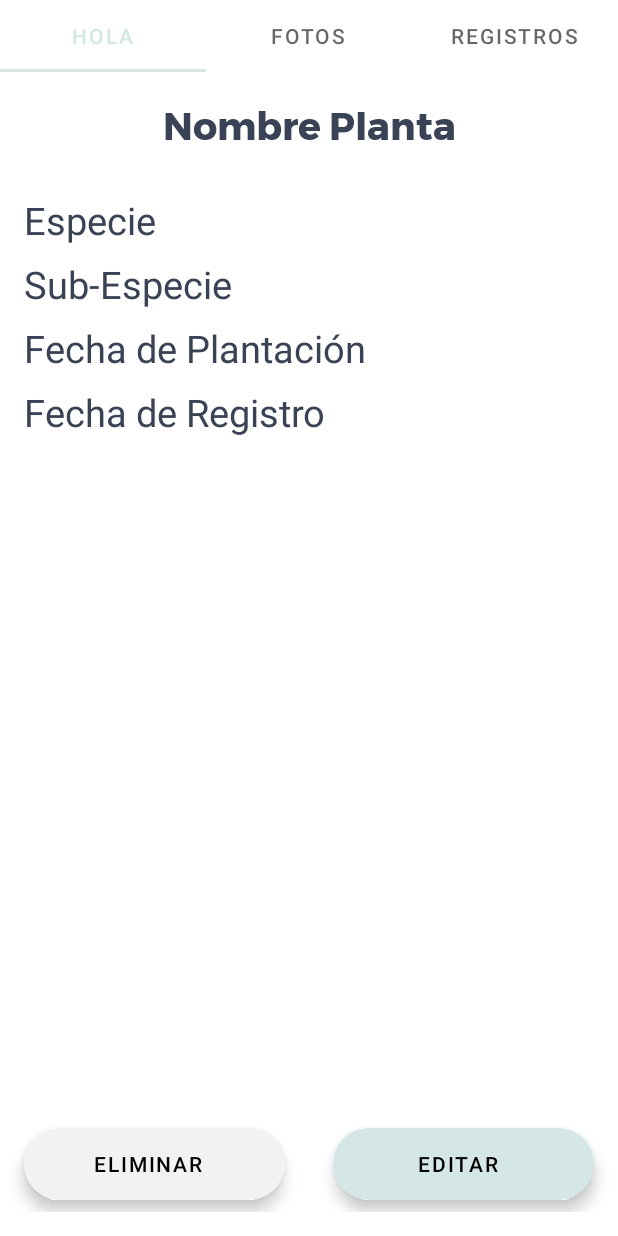
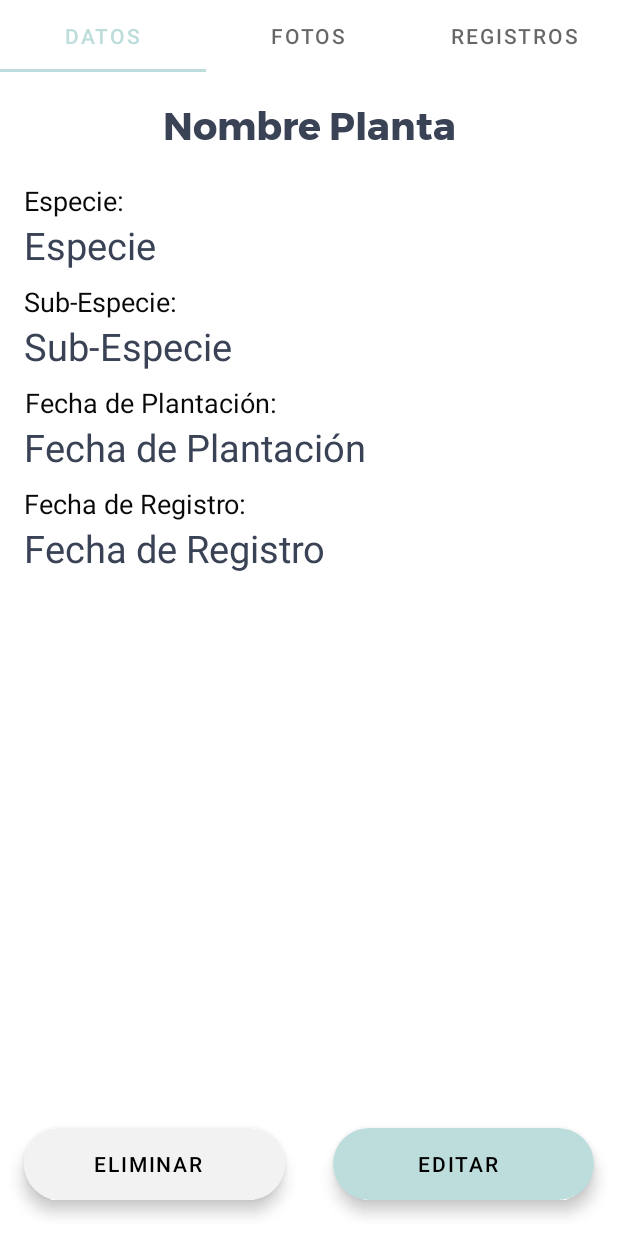
Before and after one commit to SaidAZG/ProyectoAndroid1, an Android app: the layout plant_details.xml on its own in the app's theme, with its tools: preview values and no code run, on a phone screen of 412 x 824 dp. Run offline under Robolectric (Android 15) with nearby library versions, the phone set to English and light mode, and no system bars; Roboto replaces fonts that are not available here.

Commit message:
Corrección 8 Colores
Ajustes a los temas de colores de la aplicación y card view.

```diff
--- a/app/src/main/res/layout/cardview_plants.xml
+++ b/app/src/main/res/layout/cardview_plants.xml
@@ -9,10 +9,12 @@
         android:id="@+id/cardView"
         android:layout_width="match_parent"
         android:layout_height="wrap_content"
+        android:layout_marginBottom="16dp"
         android:clickable="true"
-        android:elevation="3dp"
+        android:elevation="20dp"
         android:focusable="true"
-        app:cardCornerRadius="20dp"
+        app:cardCornerRadius="30dp"
+        app:layout_constraintBottom_toBottomOf="parent"
         app:layout_constraintEnd_toEndOf="parent"
         app:layout_constraintStart_toStartOf="parent"
         app:layout_constraintTop_toTopOf="parent"
--- a/app/src/main/res/layout/consult_plants.xml
+++ b/app/src/main/res/layout/consult_plants.xml
@@ -64,7 +64,7 @@ Data Binding, ambos xmlns se adjuntan debajo de la etiqueta layout-->
             android:id="@+id/floatingActionButton"
             android:layout_width="wrap_content"
             android:layout_height="wrap_content"
-            android:layout_marginBottom="16dp"
+            android:layout_marginBottom="24dp"
             android:clickable="true"
             android:onClick="goToRegisterPlants"
             android:text="Agregar Planta"
--- a/app/src/main/res/layout/plant_details.xml
+++ b/app/src/main/res/layout/plant_details.xml
@@ -18,7 +18,7 @@
             <com.google.android.material.tabs.TabItem
                 android:layout_width="wrap_content"
                 android:layout_height="wrap_content"
-                android:text="Hola" />
+                android:text="Datos" />
 
             <com.google.android.material.tabs.TabItem
                 android:layout_width="wrap_content"
@@ -56,37 +56,66 @@
             app:layout_constraintTop_toBottomOf="@+id/plantName">
 
             <TextView
+                android:layout_width="wrap_content"
+                android:layout_height="wrap_content"
+                android:gravity="center"
+                android:text="Especie:"
+                style="@style/headerSubtitle"
+                app:layout_constraintStart_toStartOf="parent" />
+
+            <TextView
                 android:id="@+id/especie"
                 android:layout_width="match_parent"
                 android:layout_height="wrap_content"
-                android:layout_marginTop="8dp"
                 android:text="Especie"
                 android:textColor="@color/plantName"
                 android:textSize="25dp" />
 
             <TextView
+                style="@style/headerSubtitle"
+                android:layout_width="wrap_content"
+                android:layout_height="wrap_content"
+                android:layout_marginTop="8dp"
+                android:gravity="center"
+                android:text="Sub-Especie:"
+                app:layout_constraintStart_toStartOf="parent" />
+
+            <TextView
                 android:id="@+id/subespecie"
                 android:layout_width="match_parent"
                 android:layout_height="wrap_content"
-                android:layout_marginTop="8dp"
                 android:text="Sub-Especie"
                 android:textColor="@color/plantName"
                 android:textSize="25dp" />
 
             <TextView
+                style="@style/headerSubtitle"
+                android:layout_width="wrap_content"
+                android:layout_height="wrap_content"
+                android:layout_marginTop="8dp"
+                android:gravity="center"
+                android:text="Fecha de Plantación:"
+                app:layout_constraintStart_toStartOf="parent" />
+            <TextView
                 android:id="@+id/fecha"
                 android:layout_width="match_parent"
                 android:layout_height="wrap_content"
-                android:layout_marginTop="8dp"
                 android:text="Fecha de Plantación"
                 android:textColor="@color/plantName"
                 android:textSize="25dp" />
 
             <TextView
+                style="@style/headerSubtitle"
+                android:layout_width="wrap_content"
+                android:layout_height="wrap_content"
+                android:layout_marginTop="8dp"
+                android:gravity="center"
+                android:text="Fecha de Registro:"
+                app:layout_constraintStart_toStartOf="parent" />
+            <TextView
                 android:id="@+id/fechaRegistro"
                 android:layout_width="match_parent"
                 android:layout_height="wrap_content"
-                android:layout_marginTop="8dp"
                 android:text="Fecha de Registro"
                 android:textColor="@color/plantName"
                 android:textSize="25dp" />
@@ -96,7 +125,7 @@
         <LinearLayout
             android:layout_width="match_parent"
             android:layout_height="wrap_content"
-            android:layout_marginBottom="16dp"
+            android:layout_marginBottom="8dp"
             android:orientation="horizontal"
             app:layout_constraintBottom_toBottomOf="parent"
             app:layout_constraintEnd_toEndOf="parent"
@@ -109,7 +138,7 @@
                 android:layout_marginStart="16dp"
                 android:layout_marginTop="8dp"
                 android:layout_marginEnd="16dp"
-                android:layout_marginBottom="8dp"
+                android:layout_marginBottom="16dp"
                 android:layout_weight="1"
                 android:onClick="deletePlant"
                 android:text="Eliminar"
@@ -123,7 +152,7 @@
                 android:layout_marginStart="16dp"
                 android:layout_marginTop="8dp"
                 android:layout_marginEnd="16dp"
-                android:layout_marginBottom="8dp"
+                android:layout_marginBottom="16dp"
                 android:layout_weight="1"
                 android:onClick="editPlant"
                 android:text="Editar"
--- a/app/src/main/res/values/colors.xml
+++ b/app/src/main/res/values/colors.xml
@@ -1,10 +1,13 @@
 <?xml version="1.0" encoding="utf-8"?>
 <resources>
+    <!--Color para botones de accion secundaria-->
     <color name="colorPrimaryBorder">#F2F2F2</color>
-    <color name="colorPrimaryButton">#D4E7E6</color>
+    <!--Color para los botones de accionamiento-->
+    <color name="colorPrimaryButton">#BCDDDB</color>
 
     <color name="purple_200">#D4E7E6</color>
-    <color name="purple_500">#D4E7E6</color>
+    <!--Color principal del tema de aplicacion-->
+    <color name="purple_500">#B0DAD8</color>
     <color name="purple_700">#D4E7E6</color>
     <color name="teal_200">#FF03DAC5</color>
     <color name="teal_700">#FF018786</color>
--- a/app/src/main/res/values/themes.xml
+++ b/app/src/main/res/values/themes.xml
@@ -2,38 +2,43 @@
 
     <style name="Theme.App_Plantas_ISWM" parent="Theme.MaterialComponents.DayNight.DarkActionBar">
         <!-- Primary brand color. -->
-        <item name="colorPrimary">@color/purple_500</item>
+        <item name="colorPrimary">@color/colorPrimaryButton</item>
         <item name="colorPrimaryVariant">@color/purple_700</item>
         <item name="colorOnPrimary">@color/white</item>
-
         <item name="android:statusBarColor" tools:targetApi="l">?attr/colorPrimaryVariant</item>
     </style>
+
     <style name="TextInputs">
         <item name="android:paddingLeft">16dp</item>
         <item name="background">@drawable/border_text</item>
         <item name="android:layout_height">48dp</item>
     </style>
+
     <style name="Headers">
         <item name="fontFamily">@font/montserrat_bold</item>
         <item name="android:textSize">35sp</item>
         <item name="android:textColor">@color/signIn</item>
     </style>
+
     <style name="headerSubtitle">
         <item name="android:textColor">@color/signIn</item>
         <item name="fontFamily">@font/inder</item>
         <item name="android:textSize">18dp</item>
     </style>
+
     <style name="button">
         <item name="backgroundTint">#D4E7E6</item>
         <item name="android:textColor">#0A0909</item>
         <item name="fontFamily">@font/roboto</item>
         <item name="android:textSize">16dp</item>
     </style>
+
     <style name="bottomOptions">
         <item name="fontFamily">@font/roboto</item>
         <item name="android:textColor">#2B4017</item>
         <item name="android:textSize">13dp</item>
     </style>
+
     <style name="Theme.App" parent="Theme.MaterialComponents.DayNight">
         <item name="android:windowTranslucentStatus">true</item>
     </style>
```
